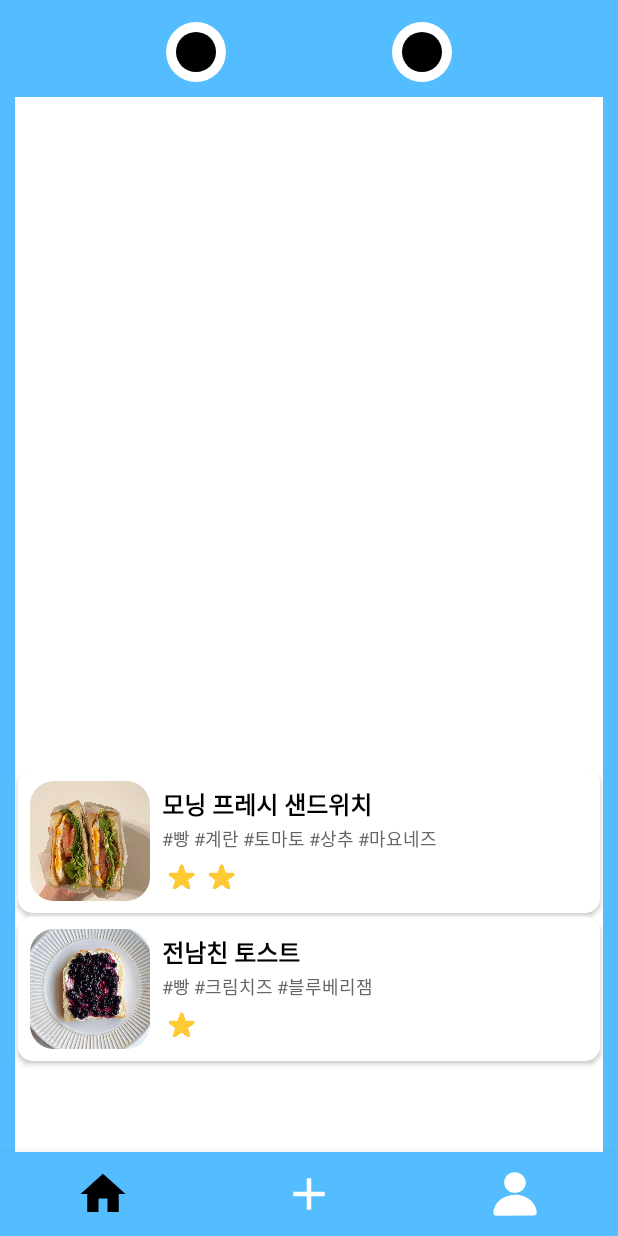
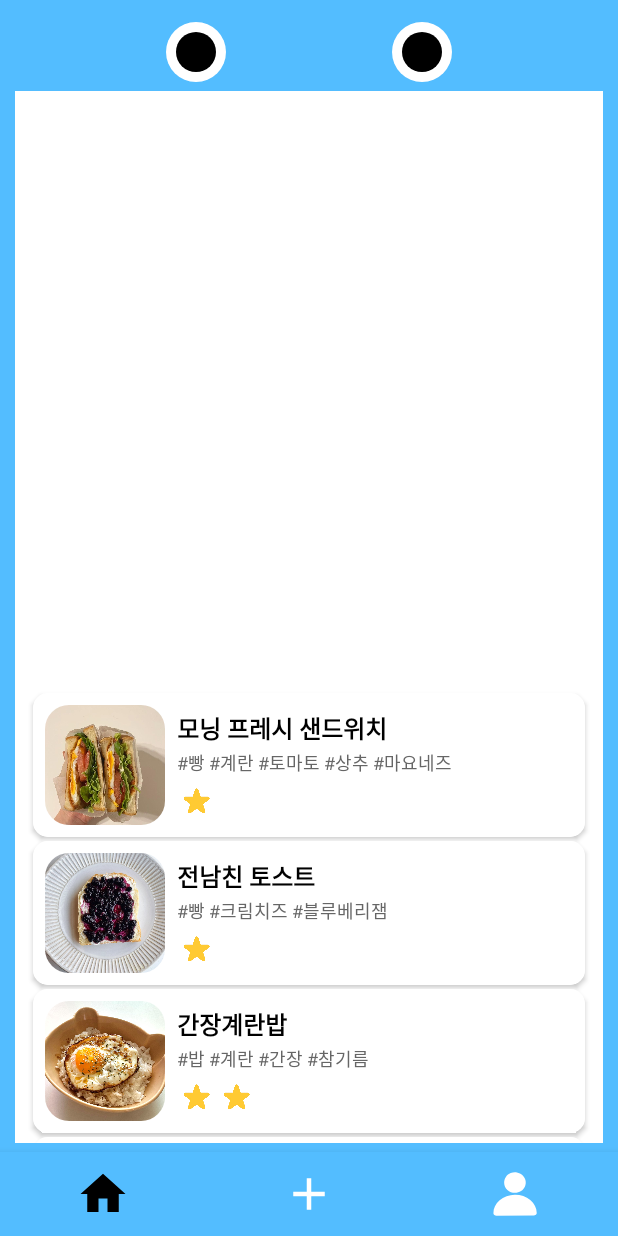
Before and after one commit to solmingming/project01, an Android app: the screen it shows after launch (MainActivity), on a phone screen of 412 x 824 dp. Run offline under Robolectric (Android 15) with nearby library versions, the phone set to English and light mode, and no system bars; our stand-ins replace navigation-ui.

Commit message:
07051400

```diff
--- a/app/src/main/java/com/example/myapplication_2/MainActivity.kt
+++ b/app/src/main/java/com/example/myapplication_2/MainActivity.kt
@@ -10,7 +10,7 @@ import androidx.navigation.ui.setupWithNavController
 import com.example.myapplication_2.databinding.ActivityMainBinding
 import com.example.myapplication_2.ui.model.Recipe
 import com.example.myapplication_2.data.RecipeRepository
-
+import com.example.myapplication_2.data.sampleRecipes
 
 
 
@@ -35,34 +35,28 @@ class MainActivity : AppCompatActivity() {
             )
         )
         //setupActionBarWithNavController(navController, appBarConfiguration)
-        navView.setupWithNavController(navController)
+        //navView.setupWithNavController(navController)
+        navView.setOnItemSelectedListener { item ->
+            when (item.itemId) {
+                R.id.navigation_home -> {
+                    navController.popBackStack(R.id.navigation_home, false)
+                    navController.navigate(R.id.navigation_home)
+                    true
+                }
+                R.id.navigation_dashboard -> {
+                    navController.popBackStack(R.id.navigation_dashboard, false)
+                    navController.navigate(R.id.navigation_dashboard)
+                    true
+                }
+                R.id.navigation_notifications -> {
+                    navController.popBackStack(R.id.navigation_notifications, false)
+                    navController.navigate(R.id.navigation_notifications)
+                    true
+                }
+                else -> false
+            }
+        }
 
-        RecipeRepository.recipeList.add(
-            Recipe(
-                imageFileName = "morning_fresh_sandwich.jpg",
-                title = "모닝 프레시 샌드위치",
-                description = "1. 식빵을 토스터나 팬에 살짝 노릇하게 구워줍니다.\n" +
-                        "2. 계란을 완숙으로 프라이 해줍니다.\n" +
-                        "3. 토마토는 얇게 잘라주고, 상추는 씻어서 물기를 제거해줍니다.\n" +
-                        "4. 빵 한 쪽에 마요네즈를 바르고 상추 -> 토마토 -> 계란 순으로 쌓아줍니다.\n" +
-                        "5. 다른 빵으로 덮고 반으로 자르면 완성!",
-                rating = 2,
-                author = "김제형",
-                ingredients = listOf("빵","계란","토마토","상추","마요네즈")
-            )
-        )
-        RecipeRepository.recipeList.add(
-            Recipe(
-                imageFileName = "exboyfriend_toast.jpg",
-                title = "전남친 토스트",
-                description = "1. 식빵을 토스터기에 구워줍니다.\n" +
-                        "2. 크림치즈를 식빵에 발라줍니다.\n" +
-                        "3. 블루베리잼을 발라준 뒤 전자레인지에 10초간 데워주면 완성!",
-                rating = 1,
-                author = "김제형",
-                ingredients = listOf("빵","크림치즈","블루베리잼")
-            )
-        )
-
+        RecipeRepository.recipeList.addAll(sampleRecipes)
     }
 }
--- /dev/null
+++ b/app/src/main/java/com/example/myapplication_2/data/SampleData.kt
@@ -0,0 +1,70 @@
+// SampleData.kt
+package com.example.myapplication_2.data
+
+import com.example.myapplication_2.ui.model.Recipe
+
+val sampleRecipes = listOf(
+    Recipe(
+        imageFileName = "morning_fresh_sandwich.jpg",
+        title = "모닝 프레시 샌드위치",
+        description = "1. 식빵을 토스터나 팬에 살짝 노릇하게 구워줍니다.\n" +
+                "2. 계란을 완숙으로 프라이 해줍니다.\n" +
+                "3. 토마토는 얇게 잘라주고, 상추는 씻어서 물기를 제거해줍니다.\n" +
+                "4. 빵 한 쪽에 마요네즈를 바르고 상추 -> 토마토 -> 계란 순으로 쌓아줍니다.\n" +
+                "5. 다른 빵으로 덮고 반으로 자르면 완성!",
+        rating = 1,
+        author = "김제형",
+        ingredients = listOf("빵","계란","토마토","상추","마요네즈")
+    ),
+    Recipe(
+        imageFileName = "exboyfriend_toast.jpg",
+        title = "전남친 토스트",
+        description = "1. 식빵을 토스터기에 구워줍니다.\n" +
+                "2. 크림치즈를 식빵에 발라줍니다.\n" +
+                "3. 블루베리잼을 발라준 뒤 전자레인지에 10초간 데워주면 완성!",
+        rating = 1,
+        author = "김제형",
+        ingredients = listOf("빵","크림치즈","블루베리잼")
+    ),
+    Recipe(
+        imageFileName = "soysauce_egg_rice.jpeg",
+        title = "간장계란밥",
+        description = "1. 밥을 그릇에 담고 간장 2큰술, 참기름 1큰술 넣고 잘 비벼줍니다.\n" +
+                "2. 그 위에 계란을 깨주고 노른자를 터뜨려줍니다.\n" +
+                "3. 전자레인지에 2분간 데워주면 완성!",
+        rating = 2,
+        author = "김제형",
+        ingredients = listOf("밥","계란","간장","참기름")
+    ),
+    Recipe(
+        imageFileName = "tuna_mayo_rice.png",
+        title = "참치마요덮밥",
+        description = "1. 밥을 그릇에 담고 기름을 뺀 참치를 올려줍니다.\n" +
+                "2. 마요네즈를 뿌려서 비벼주면 완성!",
+        rating = 1,
+        author = "김제형",
+        ingredients = listOf("밥","참치","마요네즈")
+    ),
+    Recipe(
+        imageFileName = "lemon_soba.png",
+        title = "레몬 냉소바",
+        description = "1. 끓는 물에 소바면을 삶은 후 찬물에 행궈 물기를 빼줍니다.\n" +
+                "2. 기호에 맞게 시판 면츠유와 물을 섞습니다.\n" +
+                "3. 식힌 면, 레몬 한 조각, 와사비를 접시에 담고 면츠유에 면을 담가 먹으면 완성!",
+        rating = 2,
+        author = "김제형",
+        ingredients = listOf("소바면","레몬","면츠유","와사비")
+    ),
+    Recipe(
+        imageFileName = "sausage_eggroll.png",
+        title = "소세지 계란말이",
+        description = "1. 계란 3개를 풀고 소금 약간, 우유를 넣어 잘 섞습니다.\n" +
+                "2. 소세지는 길쭉하게 썰어놓습니다.\n" +
+                "3. 달군 팬에 기름을 두르고 달걀물을 얇게 부은 후 소세지를 올리고 돌돌 말아줍니다.\n" +
+                "4. 이 과정을 2~3번 반복해서 계란말이를 두껍게 만듭니다.\n" +
+                "5. 식힌 후 먹기 좋은 크기로 썰면 완성!",
+        rating = 3,
+        author = "김제형",
+        ingredients = listOf("계란","소세지","소금","우유","식용유")
+    )
+)
--- a/app/src/main/java/com/example/myapplication_2/ui/home/RecipeAdapter.kt
+++ b/app/src/main/java/com/example/myapplication_2/ui/home/RecipeAdapter.kt
@@ -11,6 +11,8 @@ import androidx.recyclerview.widget.RecyclerView
 import com.example.myapplication_2.R
 import com.example.myapplication_2.ui.model.Recipe
 import java.io.IOException
+import android.os.Bundle
+import androidx.navigation.Navigation
 
 class RecipeAdapter(private val recipeList: List<Recipe>) :
     RecyclerView.Adapter<RecipeAdapter.ViewHolder>() {
@@ -20,6 +22,7 @@ class RecipeAdapter(private val recipeList: List<Recipe>) :
         val titleTextView: TextView = view.findViewById(R.id.textTitle)
         val ingredientsTextView: TextView = view.findViewById(R.id.textIngredients)
         val difficultyContainer: LinearLayout = view.findViewById(R.id.difficultyContainer)
+        val cardContent: LinearLayout = view.findViewById(R.id.cardContent)
     }
 
     override fun onCreateViewHolder(parent: ViewGroup, viewType: Int): ViewHolder {
@@ -66,5 +69,12 @@ class RecipeAdapter(private val recipeList: List<Recipe>) :
             holder.difficultyContainer.addView(dropIcon)
         }
 
+        holder.cardContent.setOnClickListener {
+            val bundle = Bundle().apply {
+                putInt("recipe_index", position)
+            }
+            Navigation.findNavController(holder.itemView)
+                .navigate(R.id.action_navigation_home_to_recipeDetailFragment, bundle)
+        }
     }
 }
--- a/app/src/main/res/layout/activity_main.xml
+++ b/app/src/main/res/layout/activity_main.xml
@@ -7,6 +7,7 @@
     android:background="#53BDFF"
     android:paddingTop="11dp">
 
+    <!-- 👀 눈 왼쪽 -->
     <View
         android:id="@+id/eye_left"
         android:layout_width="40dp"
@@ -18,6 +19,7 @@
         app:layout_constraintHorizontal_bias="0.4"
         android:layout_marginTop="3dp"/>
 
+    <!-- 👀 눈 오른쪽 -->
     <View
         android:id="@+id/eye_right"
         android:layout_width="40dp"
@@ -29,48 +31,44 @@
         app:layout_constraintHorizontal_bias="0.6"
         android:layout_marginTop="3dp"/>
 
+    <!-- ✅ 흰색 박스: Fragment는 여기에 들어감 -->
     <androidx.constraintlayout.widget.ConstraintLayout
-        android:id="@+id/main_content"
+        android:id="@+id/white_frame"
         android:layout_width="0dp"
         android:layout_height="0dp"
-        android:layout_margin="10dp"
         android:background="@android:color/white"
+        android:layout_marginStart="10dp"
+        android:layout_marginEnd="10dp"
+        android:layout_marginTop="6dp"
+        android:layout_marginBottom="6dp"
         app:layout_constraintTop_toBottomOf="@id/eye_left"
-        app:layout_constraintBottom_toBottomOf="parent"
+        app:layout_constraintBottom_toTopOf="@id/nav_view"
         app:layout_constraintStart_toStartOf="parent"
         app:layout_constraintEnd_toEndOf="parent">
 
-
-
+        <!-- 🧾 Fragment가 들어가는 영역 -->
+        <fragment
+            android:id="@+id/nav_host_fragment_activity_main"
+            android:name="androidx.navigation.fragment.NavHostFragment"
+            android:layout_width="match_parent"
+            android:layout_height="match_parent"
+            app:defaultNavHost="true"
+            app:navGraph="@navigation/mobile_navigation" />
     </androidx.constraintlayout.widget.ConstraintLayout>
 
+    <!-- ⬇️ 하단 바 -->
     <com.google.android.material.bottomnavigation.BottomNavigationView
         android:id="@+id/nav_view"
         android:layout_width="0dp"
         android:layout_height="wrap_content"
-        android:layout_marginStart="0dp"
-        android:layout_marginEnd="0dp"
         android:background="#53BDFF"
         app:labelVisibilityMode="unlabeled"
         app:layout_constraintBottom_toBottomOf="parent"
-        app:layout_constraintLeft_toLeftOf="parent"
-        app:layout_constraintRight_toRightOf="parent"
+        app:layout_constraintStart_toStartOf="parent"
+        app:layout_constraintEnd_toEndOf="parent"
         app:itemRippleColor="@android:color/transparent"
         app:menu="@menu/bottom_nav_menu"
         app:itemIconSize="36dp"
         app:itemIconTint="@color/nav_item_color"
         app:itemTextColor="@color/nav_item_color"/>
-
-    <fragment
-        android:id="@+id/nav_host_fragment_activity_main"
-        android:name="androidx.navigation.fragment.NavHostFragment"
-        android:layout_width="match_parent"
-        android:layout_height="match_parent"
-        app:defaultNavHost="true"
-        app:layout_constraintBottom_toTopOf="@id/nav_view"
-        app:layout_constraintLeft_toLeftOf="parent"
-        app:layout_constraintRight_toRightOf="parent"
-        app:layout_constraintTop_toTopOf="parent"
-        app:navGraph="@navigation/mobile_navigation" />
-
 </androidx.constraintlayout.widget.ConstraintLayout>
--- a/app/src/main/res/layout/fragment_home.xml
+++ b/app/src/main/res/layout/fragment_home.xml
@@ -25,11 +25,13 @@
         android:layout_width="0dp"
         android:layout_height="0dp"
         android:clipToPadding="false"
-        android:paddingTop="500dp"
+        android:paddingTop="400dp"
         app:layoutManager="androidx.recyclerview.widget.LinearLayoutManager"
+        app:layout_constraintBottom_toBottomOf="parent"
+        app:layout_constraintEnd_toEndOf="parent"
+        app:layout_constraintHorizontal_bias="1.0"
+        app:layout_constraintStart_toStartOf="parent"
         app:layout_constraintTop_toTopOf="parent"
-        app:layout_constraintBottom_toBottomOf="parent"
-        app:layout_constraintStart_toStartOf="parent"
-        app:layout_constraintEnd_toEndOf="parent" />
+        app:layout_constraintVertical_bias="0.0" />
 
 </androidx.constraintlayout.widget.ConstraintLayout>
--- a/app/src/main/res/layout/item_recipe.xml
+++ b/app/src/main/res/layout/item_recipe.xml
@@ -7,15 +7,20 @@
     android:layout_marginEnd="12dp"
     android:layout_marginTop="1dp"
     android:layout_marginBottom="1dp"
+    android:id = "@+id/cardView"
     card_view:cardCornerRadius="10dp"
     card_view:cardElevation="2dp">
 
     <LinearLayout
+        android:id="@+id/cardContent"
         android:layout_width="match_parent"
         android:layout_height="wrap_content"
         android:padding="8dp"
         android:orientation="horizontal"
-        android:background="@android:color/white">
+        android:background="@android:color/white"
+        android:foreground="?android:attr/selectableItemBackground"
+        android:clickable="true"
+        android:focusable="true">
 
         <!-- 🍞 이미지 -->
         <ImageView
--- a/app/src/main/res/navigation/mobile_navigation.xml
+++ b/app/src/main/res/navigation/mobile_navigation.xml
@@ -3,13 +3,19 @@
     xmlns:app="http://schemas.android.com/apk/res-auto"
     xmlns:tools="http://schemas.android.com/tools"
     android:id="@+id/mobile_navigation"
-    app:startDestination="@+id/navigation_home">
+    app:startDestination="@id/navigation_home">
 
     <fragment
         android:id="@+id/navigation_home"
         android:name="com.example.myapplication_2.ui.home.HomeFragment"
         android:label="@string/title_home"
-        tools:layout="@layout/fragment_home" />
+        tools:layout="@layout/fragment_home">
+
+        <!-- ✅ 이 위치에 action을 추가해야 합니다 -->
+        <action
+            android:id="@+id/action_navigation_home_to_recipeDetailFragment"
+            app:destination="@id/recipeDetailFragment" />
+    </fragment>
 
     <fragment
         android:id="@+id/navigation_dashboard"
@@ -22,4 +28,10 @@
         android:name="com.example.myapplication_2.ui.notifications.NotificationsFragment"
         android:label="@string/title_myprofile"
         tools:layout="@layout/fragment_notifications" />
+
+    <fragment
+        android:id="@+id/recipeDetailFragment"
+        android:name="com.example.myapplication_2.ui.detail.RecipeDetailFragment"
+        android:label="레시피 상세"
+        tools:layout="@layout/fragment_recipe_detail" />
 </navigation>
```
Also changed, not shown: app/src/main/java/com/example/myapplication_2/ui/detail/RecipeDetailFragment.kt (added, +44 -0 lines), app/src/main/res/layout/fragment_recipe_detail.xml (added, +40 -0 lines), app/src/main/assets/dishImage/lemon_soba.png (added), app/src/main/assets/dishImage/sausage_eggroll.png (added), app/src/main/assets/dishImage/soysauce_egg_rice.jpeg (added), app/src/main/assets/dishImage/tuna_mayo_rice.png (added).
